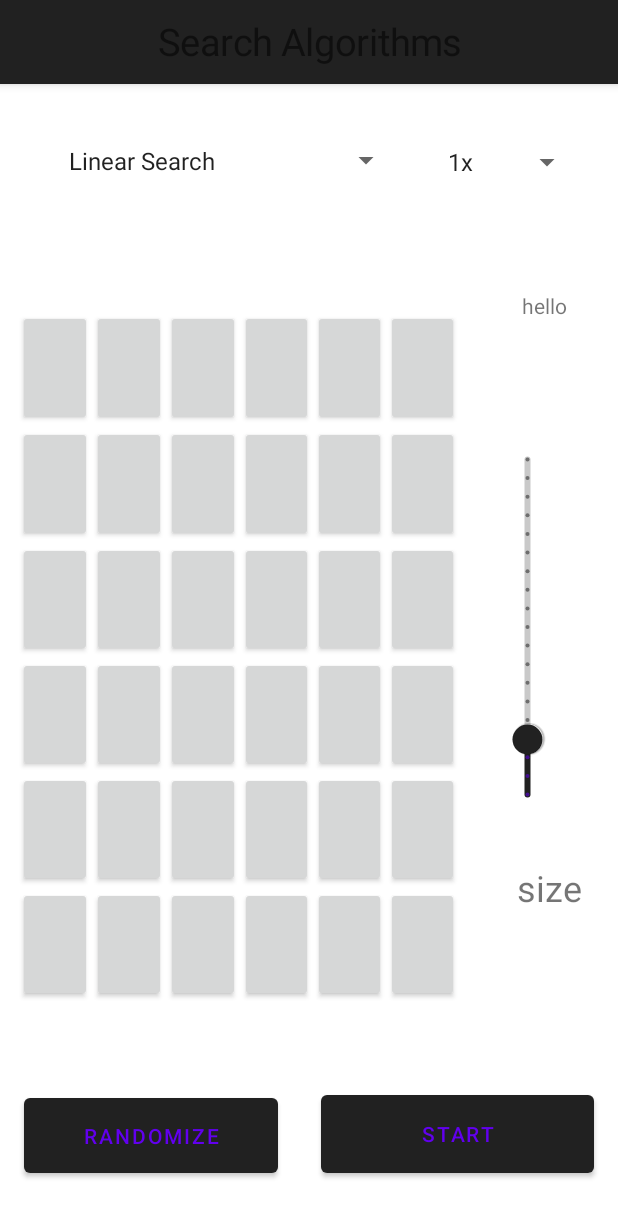
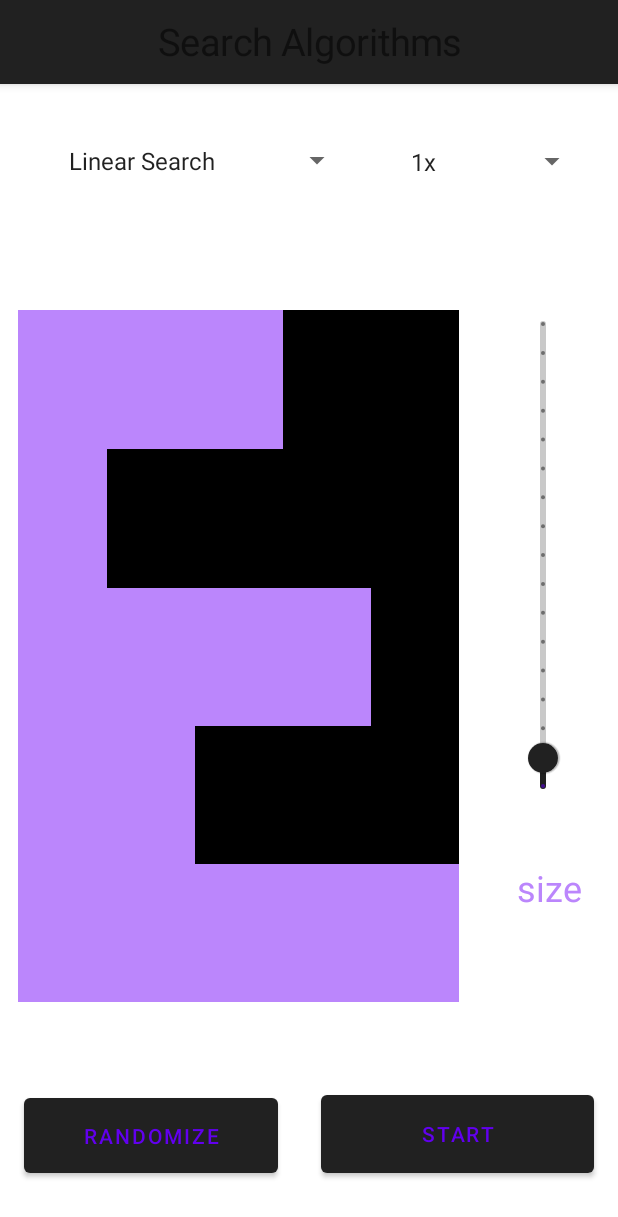
Before and after one commit to harshoo3/VisualDSA, an Android app: the searchingAlgoActivity screen opened directly, with no data from a screen before it, on a phone screen of 412 x 824 dp. Shown: the top 1217 px of the screen. Run offline under Robolectric (Android 15) with nearby library versions, the phone set to English and light mode, and no system bars.

Commit message:
randomize and colored buttons done

```diff
--- a/app/src/main/java/com/example/visualdsa/searchingAlgoActivity.kt
+++ b/app/src/main/java/com/example/visualdsa/searchingAlgoActivity.kt
@@ -34,6 +34,9 @@ class searchingAlgoActivity : AppCompatActivity() {
 //    lateinit var result: TextView
 //    val searchAlgorithmList = resources.getStringArray(R.array.searchAlgorithmList)
     var size:Int = 5
+//    var orderArray = Array(5,{1,2,3,4,5})
+    var themeColor:Int = Color.parseColor("#FFBB86FC")
+    var black:Int = Color.parseColor("#000000")
     private val buttons: MutableList<MutableList<Button>> = ArrayList()
     override fun onCreate(savedInstanceState: Bundle?) {
 
@@ -48,6 +51,8 @@ class searchingAlgoActivity : AppCompatActivity() {
             setDisplayShowHomeEnabled(true)
             setDisplayUseLogoEnabled(true)
         }
+
+
         val slider = findViewById<Slider>(R.id.slider)
         slider.addOnSliderTouchListener(object : Slider.OnSliderTouchListener {
             override fun onStartTrackingTouch(slider: Slider) {
@@ -63,54 +68,76 @@ class searchingAlgoActivity : AppCompatActivity() {
             // Responds to when slider's value is changed
             destroyButtons()
             size = value.toInt()
-            createButtonGrid(size)
+            createButtonScreen(size)
+            createShuffledArrays(size)
+        }
 
+        val button: Button = findViewById(R.id.randomize)
+        button.setOnClickListener {
+            // Code here executes on main thread after user presses button
+            createShuffledArrays(size)
         }
+
 //        slider.addOnSliderTouchListener(touchListener)
         makeDropDown(arrayOf("Linear Search","Binary Search"),R.id.spinner)
         makeDropDown(arrayOf("1x","0.25x","0.5x","0.75x","1.25x","1.5x", "1.75x","2x"),R.id.spinner2)
-        createButtonGrid(size)
+        createButtonScreen(size)
+        createShuffledArrays(size)
+
     }
+    fun createShuffledArrays(size: Int){
+        val orderArray = Array(size, { i -> i * 1 })
+        orderArray.shuffle()
+        colorButtonScreen(orderArray,size)
+    }
+    fun colorButtonScreen(orderArray:Array<Int>,size:Int){
+        for(i in 0..size-1){
+            colorFollowingButtons(orderArray,i,0,orderArray[i],themeColor)
+            colorFollowingButtons(orderArray,i,orderArray[i]+1,size-1,black)
+        }
+    }
+    fun colorFollowingButtons(orderArray:Array<Int>,row:Int,left:Int, right:Int,color:Int){
+        for(j in left..right){
+            buttons[row][j].setBackgroundColor(color)
+        }
+    }
+    fun createButtonScreen(size: Int) {
 
-    fun createButtonGrid(size: Int) {
-        // xml declared LIinear layout
         var screenid = resources.getIdentifier("col0", "id", packageName)
         val screen=findViewById<LinearLayout>(screenid)
 
 
-        // new dynamically declared linear layout inside screen linearlayout so grid can be deleted at any time
         val buttonScreen = LinearLayout(this)
         buttonScreen.layoutParams = LinearLayout.LayoutParams(
             LinearLayout.LayoutParams.MATCH_PARENT,
             LinearLayout.LayoutParams.MATCH_PARENT
         )
-        buttonScreen.orientation = LinearLayout.HORIZONTAL
+        buttonScreen.orientation = LinearLayout.VERTICAL
         var buttonScreenid = resources.getIdentifier("buttonScreen", "id", packageName)
         buttonScreen.id=buttonScreenid
         screen.addView(buttonScreen)
 
-        for (i in 0..size) {
+        for (i in 1..size) {
 
-            val arrayLinearLayout = LinearLayout(this)
-            arrayLinearLayout.layoutParams = LinearLayout.LayoutParams(
+            val arr = LinearLayout(this)
+            arr.layoutParams = LinearLayout.LayoutParams(
                 LinearLayout.LayoutParams.WRAP_CONTENT,
                 LinearLayout.LayoutParams.MATCH_PARENT,1.0f
             )
-            arrayLinearLayout.orientation = LinearLayout.VERTICAL
-            val buttoncol: MutableList<Button> = ArrayList()
-            for (j in 0..size) {
+            arr.orientation = LinearLayout.HORIZONTAL
+            val buttonrow: MutableList<Button> = ArrayList()
+            for (j in 1..size) {
                 val button = Button(this)
                 button.layoutParams = LinearLayout.LayoutParams(
                     LinearLayout.LayoutParams.MATCH_PARENT,
-                    ViewGroup.LayoutParams.MATCH_PARENT,
+                    LinearLayout.LayoutParams.MATCH_PARENT,
                     1.0f
                 )
-                buttoncol.add(button)
-                arrayLinearLayout.addView(button)
+                buttonrow.add(button)
+                arr.addView(button)
             }
-
-            buttons.add(buttoncol)
-            buttonScreen.addView(arrayLinearLayout)
+            buttons.add(buttonrow)
+            buttonScreen.addView(arr)
         }
     }
     fun destroyButtons(){
--- a/app/src/main/res/layout/activity_searching_algo.xml
+++ b/app/src/main/res/layout/activity_searching_algo.xml
@@ -16,13 +16,13 @@
 
         android:baselineAligned="false"
         android:orientation="vertical"
-        app:layout_constraintBottom_toTopOf="@+id/button2"
+        app:layout_constraintBottom_toTopOf="@+id/randomize"
         app:layout_constraintStart_toStartOf="parent"
         tools:ignore="MissingConstraints" />
 
     <Spinner
         android:id="@+id/spinner"
-        android:layout_width="238dp"
+        android:layout_width="205dp"
         android:layout_height="46dp"
         android:layout_marginStart="30dp"
 
@@ -33,25 +33,10 @@
         app:layout_constraintHorizontal_bias="0.0"
         app:layout_constraintStart_toStartOf="parent"
         app:layout_constraintTop_toTopOf="parent"
-        tools:ignore="MissingConstraints,SpeakableTextPresentCheck" />
-
-    <TextView
-        android:id="@+id/v0"
-        android:layout_width="47dp"
-        android:layout_height="29dp"
-        android:layout_marginStart="348dp"
-        android:layout_marginTop="138dp"
-        android:layout_marginEnd="16dp"
-        android:layout_weight="3"
-        android:text="@string/hello"
-        app:layout_constraintEnd_toEndOf="parent"
-        app:layout_constraintHorizontal_bias="0.0"
-        app:layout_constraintStart_toStartOf="parent"
-        app:layout_constraintTop_toTopOf="parent"
-        tools:ignore="MissingConstraints" />
+        tools:ignore="MissingConstraints,SpeakableTextPresentCheck,TouchTargetSizeCheck" />
 
     <Button
-        android:id="@+id/button2"
+        android:id="@+id/randomize"
         android:layout_width="169dp"
         android:layout_height="62dp"
         android:layout_marginStart="16dp"
@@ -72,15 +57,15 @@
 
     <com.google.android.material.slider.Slider
         android:id="@+id/slider"
-        android:layout_width="255dp"
-        android:layout_height="0dp"
-        android:layout_marginStart="224dp"
-        android:layout_marginTop="264dp"
+        android:layout_width="340dp"
+        android:layout_height="144dp"
+        android:layout_marginStart="192dp"
+        android:layout_marginTop="216dp"
         android:contentDescription="@string/slider"
         android:rotation="270"
         android:stepSize="1"
         android:value="5"
-        android:valueFrom="2"
+        android:valueFrom="4"
         android:valueTo="20"
         app:layout_constraintStart_toStartOf="parent"
         app:layout_constraintTop_toBottomOf="@+id/spinner"
@@ -93,17 +78,20 @@
         android:layout_marginEnd="24dp"
         android:layout_marginBottom="116dp"
         android:text="@string/size"
+        android:textColor="@color/purple_200"
         android:textSize="24sp"
+
         app:layout_constraintBottom_toTopOf="@+id/button3"
         app:layout_constraintEnd_toEndOf="parent" />
 
     <Spinner
         android:id="@+id/spinner2"
-        android:layout_width="106dp"
-        android:layout_height="44dp"
-        android:layout_marginTop="30dp"
-        android:layout_marginEnd="23dp"
+        android:layout_width="134dp"
+        android:layout_height="47dp"
+        android:layout_marginTop="28dp"
+        android:layout_marginEnd="20dp"
         app:layout_constraintEnd_toEndOf="parent"
-        app:layout_constraintTop_toTopOf="parent" />
+        app:layout_constraintTop_toTopOf="parent"
+        tools:ignore="TouchTargetSizeCheck,SpeakableTextPresentCheck" />
 
 </androidx.constraintlayout.widget.ConstraintLayout>
```
